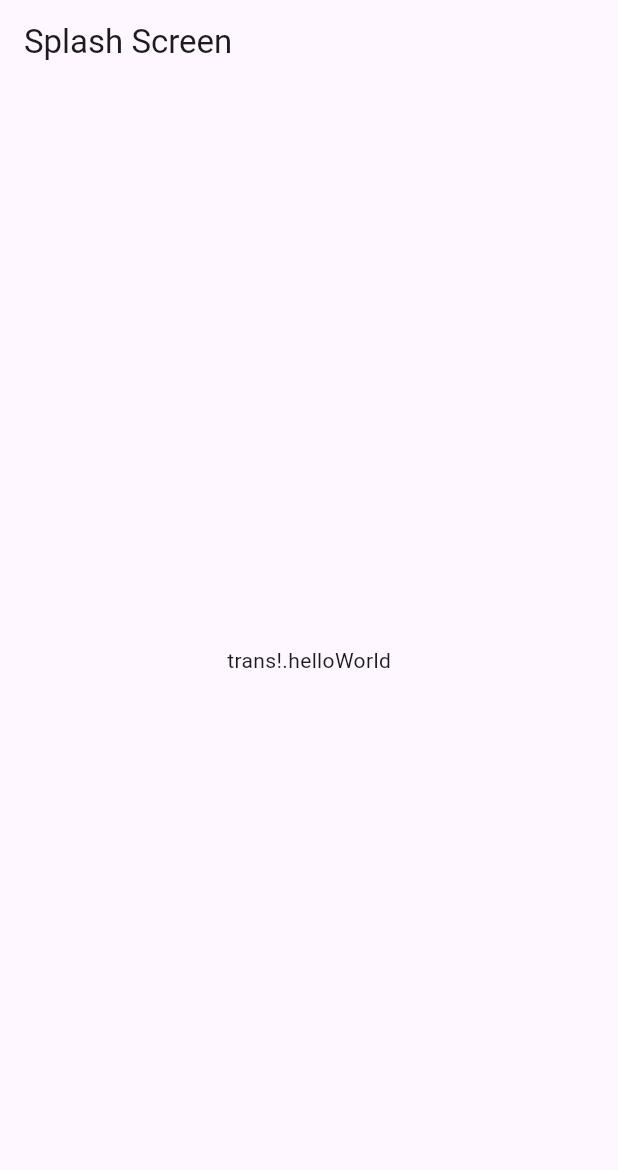
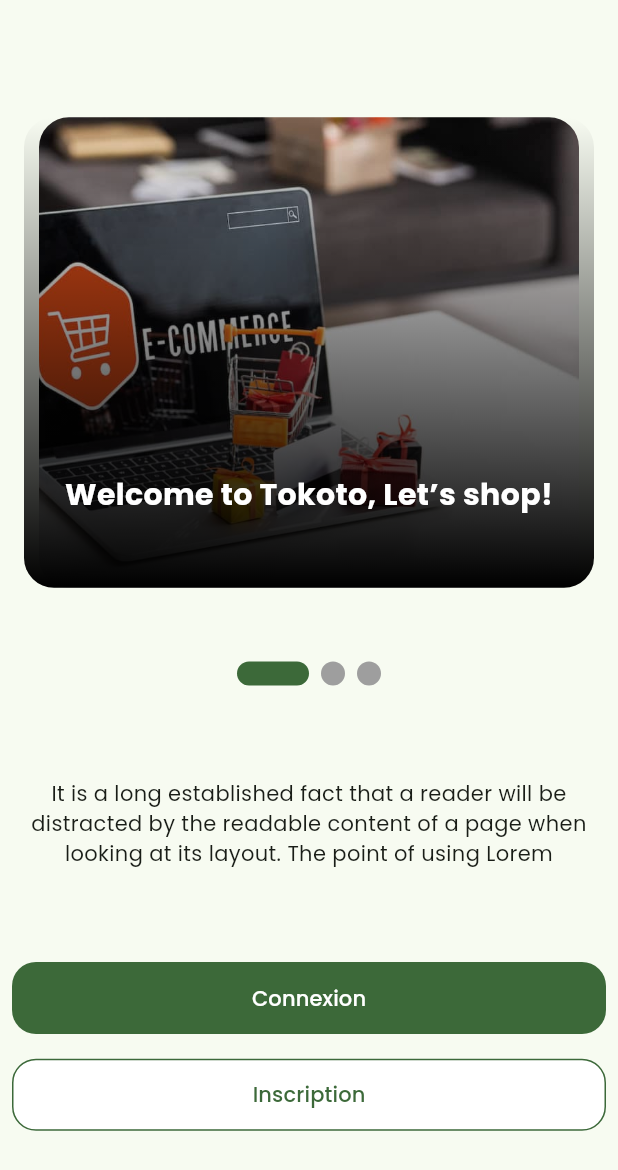
Before and after one commit to Espoi2000/bee_shop, a Flutter app: the screen it shows after launch, on a phone screen of 412 x 824 dp. Shown: the top 1170 px of the screen. Run offline on Flutter 3.47's test engine with Material 3 defaults, Android fonts, the phone set to English and light mode, and no system bars; drawn by our look-alikes of smooth_page_indicator; our stand-ins replace auto_route, get_it, google_fonts; generated files the repository leaves out were written again.

Commit message:
add onboardin and login

```diff
--- /dev/null
+++ b/lib/page/onboarding_screen.dart
@@ -0,0 +1,169 @@
+import 'package:auto_route/auto_route.dart';
+import 'package:beep_shop/router/router.gr.dart';
+import 'package:flutter/material.dart';
+import 'package:smooth_page_indicator/smooth_page_indicator.dart';
+
+@RoutePage()
+class OnboardingScreen extends StatefulWidget {
+  const OnboardingScreen({super.key});
+
+  @override
+  State<OnboardingScreen> createState() => _OnboardingScreenState();
+}
+
+class _OnboardingScreenState extends State<OnboardingScreen> {
+  int currentPage = 0;
+  List<Map<String, String>> onboarding_data = [
+    {
+      "text": "Welcome to Tokoto, Let’s shop!",
+      "image": "assets/images/image1.jpg"
+    },
+    {
+      "text":
+          "We help people conect with store \naround United State of America",
+      "image": "assets/images/image2.png"
+    },
+    {
+      "text": "We show the easy way to shop. \nJust stay at home with us",
+      "image": "assets/images/image3.jpg"
+    },
+  ];
+  @override
+  Widget build(BuildContext context) {
+    var size = MediaQuery.of(context).size;
+    return Scaffold(
+      body: Container(
+        padding: const EdgeInsets.all(8.0),
+        width: double.infinity,
+        child: Column(
+          children: [
+            const Spacer(),
+            SizedBox(
+              height: size.height * 0.4,
+              child: PageView.builder(
+                  itemCount: onboarding_data.length,
+                  onPageChanged: (index) {
+                    setState(() {
+                      currentPage = index;
+                    });
+                  },
+                  itemBuilder: (context, index) {
+                    return Padding(
+                      padding: const EdgeInsets.all(8.0),
+                      child: Stack(
+                        children: [
+                          Container(
+                            height: size.height * 0.4,
+                            margin: const EdgeInsets.symmetric(horizontal: 10),
+                            decoration: BoxDecoration(
+                              borderRadius: BorderRadius.circular(20),
+                              image: DecorationImage(
+                                  image: AssetImage(
+                                      onboarding_data[index]["image"]!),
+                                  fit: BoxFit.cover),
+                            ),
+                          ),
+                          Positioned.fill(
+                            child: Container(
+                              height: size.height * 0.4,
+                              width: size.width - 100,
+                              decoration: BoxDecoration(
+                                borderRadius: BorderRadius.circular(20),
+                                gradient: const LinearGradient(
+                                  colors: [
+                                    Colors.black,
+                                    Colors.transparent,
+                                  ],
+                                  begin: Alignment.bottomCenter,
+                                  end: Alignment.topCenter,
+                                ),
+                              ),
+                              child: Column(
+                                children: [
+                                  const Spacer(
+                                    flex: 5,
+                                  ),
+                                  Text(
+                                    onboarding_data[index]["text"]!,
+                                    textAlign: TextAlign.center,
+                                    style: const TextStyle(
+                                        color: Colors.white,
+                                        fontSize: 20,
+                                        fontWeight: FontWeight.bold),
+                                  ),
+                                  const Spacer(),
+                                ],
+                              ),
+                            ),
+                          )
+                        ],
+                      ),
+                    );
+                  }),
+            ),
+            SizedBox(
+              height: size.height * 0.05,
+            ),
+            AnimatedSmoothIndicator(
+              activeIndex: currentPage,
+              count: onboarding_data.length,
+              effect: ExpandingDotsEffect(
+                activeDotColor: Theme.of(context).primaryColor,
+              ),
+            ),
+            const Spacer(flex: 1),
+
+            // text description
+
+            const Text(
+              "It is a long established fact that a reader will be distracted by the readable content of a page when looking at its layout. The point of using Lorem ",
+              textAlign: TextAlign.center,
+            ),
+            const Spacer(),
+
+            ElevatedButton(
+              onPressed: () {
+                context.router.replace(const LoginRoute());
+              },
+              style: ElevatedButton.styleFrom(
+                elevation: 0,
+                backgroundColor: Theme.of(context).primaryColor,
+                foregroundColor: Colors.white,
+                minimumSize: const Size(double.infinity, 48),
+                shape: const RoundedRectangleBorder(
+                  borderRadius: BorderRadius.all(Radius.circular(16)),
+                ),
+              ),
+              child: const Text("Connexion"),
+            ),
+            SizedBox(
+              height: size.height * 0.02,
+            ),
+            ElevatedButton(
+              onPressed: () {
+                // Navigate to Sign In Screen or any other screen
+              },
+              style: ElevatedButton.styleFrom(
+                elevation: 0,
+                backgroundColor: Colors.white,
+                foregroundColor: Colors.white,
+                side: BorderSide(color: Theme.of(context).primaryColor),
+                minimumSize: const Size(double.infinity, 48),
+                shape: const RoundedRectangleBorder(
+                  borderRadius: BorderRadius.all(Radius.circular(16)),
+                ),
+              ),
+              child: Text(
+                "Inscription",
+                style: TextStyle(
+                  color: Theme.of(context).primaryColor,
+                ),
+              ),
+            ),
+            const Spacer(flex: 1),
+          ],
+        ),
+      ),
+    );
+  }
+}
--- a/lib/router/router.dart
+++ b/lib/router/router.dart
@@ -11,5 +11,7 @@ class AppRouter extends RootStackRouter {
   @override
   List<AutoRoute> get routes => [
         AutoRoute(page: SplashRoute.page, initial: true),
+        AutoRoute(page: OnboardingRoute.page),
+        AutoRoute(page: LoginRoute.page),
       ];
 }
--- a/lib/shared/application.dart
+++ b/lib/shared/application.dart
@@ -1,6 +1,7 @@
 import 'package:beep_shop/router/router.dart';
 import 'package:flutter/material.dart';
 import 'package:flutter_gen/gen_l10n/app_localizations.dart';
+import 'package:google_fonts/google_fonts.dart';
 
 class Application extends StatefulWidget {
   const Application({super.key});
@@ -15,9 +16,11 @@ class _ApplicationState extends State<Application> {
   Widget build(BuildContext context) {
     return MaterialApp.router(
         routerConfig: _appRouter.config(),
-        title: 'Flutter Demo',
         theme: ThemeData(
-          colorScheme: ColorScheme.fromSeed(seedColor: Colors.deepPurple),
+          fontFamily: GoogleFonts.poppins().fontFamily,
+          colorScheme: ColorScheme.fromSeed(
+            seedColor: const Color.fromARGB(255, 31, 88, 33),
+          ),
           useMaterial3: true,
         ),
         localizationsDelegates: AppLocalizations.localizationsDelegates,
--- a/lib/shared/service_locator.dart
+++ b/lib/shared/service_locator.dart
@@ -0,0 +1,5 @@
+import 'package:get_it/get_it.dart';
+
+final GetIt getIt = GetIt.instance;
+
+void setupLocator() {}
--- a/pubspec.yaml
+++ b/pubspec.yaml
@@ -43,6 +43,8 @@ dependencies:
   flutter_localizations:
     sdk: flutter
   intl: any
+  google_fonts: ^6.2.1
+  smooth_page_indicator: ^1.2.0+3
 
 dev_dependencies:
   flutter_test:
```
Also changed, not shown: lib/features/auth/presentation/page/login_screen.dart (added, +158 -0 lines), lib/page/splah_screen.dart (+43 -5 lines), assets/images/image1.jpg (added), assets/images/image2.png (added), assets/images/image3.jpg (added), lib/router/router.gr.dart, pubspec.lock, 7 other files.
